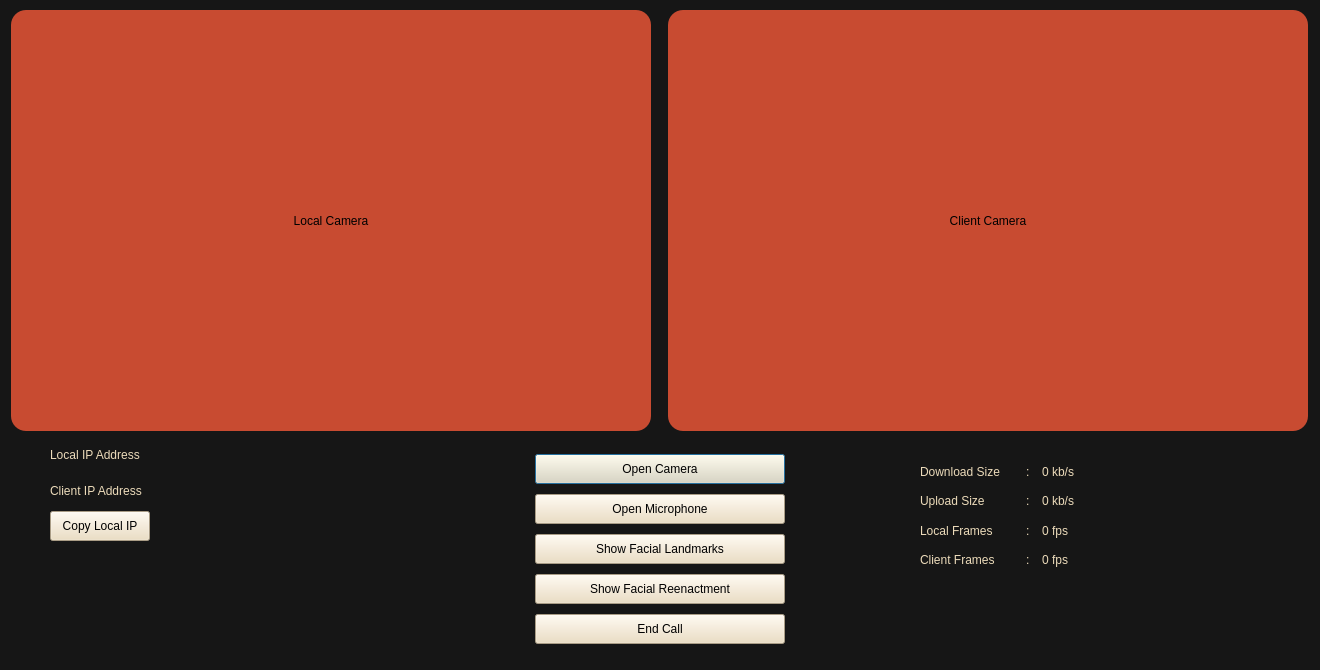
Old version of the form user_interfaces/conference.ui in the repository hfzdnnzl/Final-Year-Project.
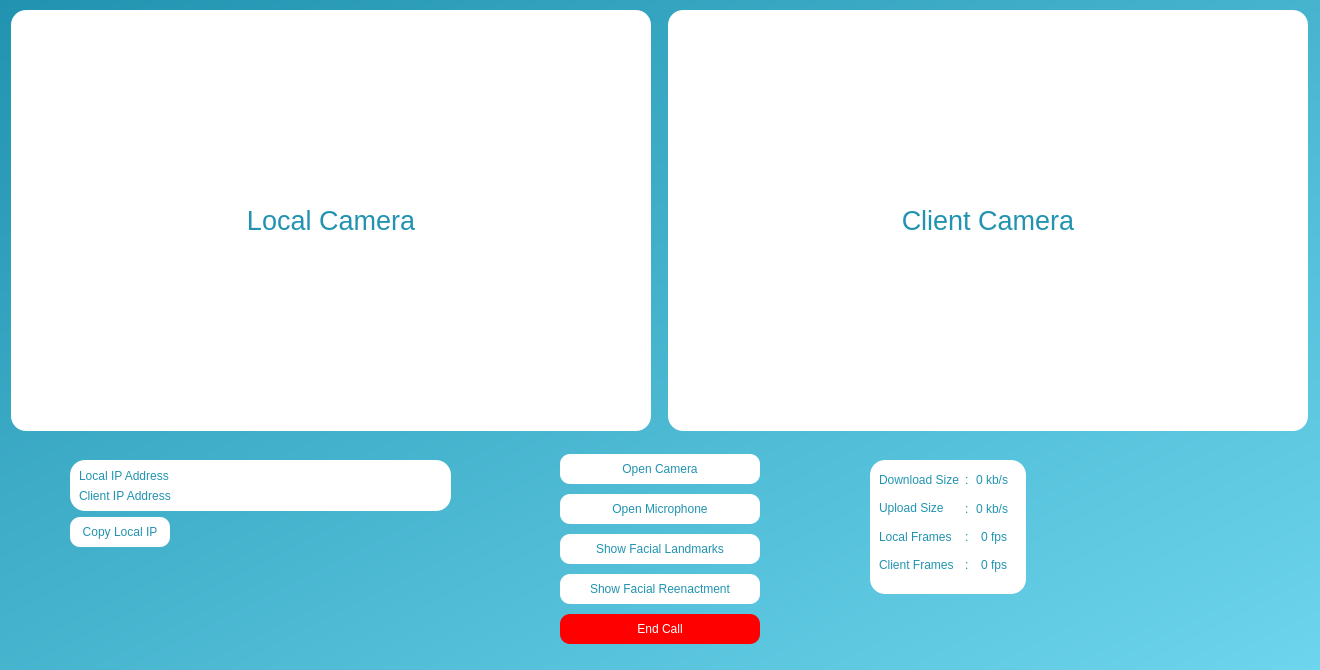
New version of the form.

What changed in the file:
```diff
--- a/user_interfaces/conference.ui
+++ b/user_interfaces/conference.ui
@@ -14,7 +14,26 @@
    <string>GoGo Meat!</string>
   </property>
   <property name="styleSheet">
-   <string notr="true">background-color: rgb(22, 22, 22);</string>
+   <string notr="true">QDialog {
+background-color: QLinearGradient(x1:0, y1:0, x2:1, y2:1, stop: 0 #2193b0, stop: 1 #6dd5ed);
+}
+QPushButton{
+background-color: white;
+color:#2193b0;
+border-radius: 10px;
+/*transition-duration: 0.25s;*/
+}
+QPushButton:hover{
+background-color: #2193b0;
+color: white;
+border: 1px solid white;
+}
+QPushButton:disabled{
+color: grey;
+}
+QLabel{
+color:#2193b0;
+}</string>
   </property>
   <widget class="QWidget" name="centralwidget" native="true">
    <property name="geometry">
@@ -55,8 +74,14 @@
          <height>16777215</height>
         </size>
        </property>
+       <property name="font">
+        <font>
+         <pointsize>20</pointsize>
+        </font>
+       </property>
        <property name="styleSheet">
-        <string notr="true">background-color:rgb(200, 75, 49);
+        <string notr="true">background-color:white;
+color:#2193b0;
 border-radius:15px;</string>
        </property>
        <property name="text">
@@ -81,10 +106,15 @@
          <height>16777215</height>
         </size>
        </property>
+       <property name="font">
+        <font>
+         <pointsize>20</pointsize>
+        </font>
+       </property>
        <property name="styleSheet">
-        <string notr="true">background-color:rgb(200, 75, 49);
-border-radius:15px;
-</string>
+        <string notr="true">background-color:white;
+color:#2193b0;
+border-radius:15px;</string>
        </property>
        <property name="text">
         <string>Client Camera</string>
@@ -116,7 +146,7 @@
       <widget class="QPushButton" name="cameraButton">
        <property name="minimumSize">
         <size>
-         <width>250</width>
+         <width>200</width>
          <height>30</height>
         </size>
        </property>
@@ -127,7 +157,7 @@
         </size>
        </property>
        <property name="styleSheet">
-        <string notr="true">background-color: rgb(236, 219, 186);</string>
+        <string notr="true"/>
        </property>
        <property name="text">
         <string>Open Camera</string>
@@ -138,7 +168,7 @@
       <widget class="QPushButton" name="voiceButton">
        <property name="minimumSize">
         <size>
-         <width>250</width>
+         <width>200</width>
          <height>30</height>
         </size>
        </property>
@@ -149,7 +179,7 @@
         </size>
        </property>
        <property name="styleSheet">
-        <string notr="true">background-color: rgb(236, 219, 186);</string>
+        <string notr="true"/>
        </property>
        <property name="text">
         <string>Open Microphone</string>
@@ -163,7 +193,7 @@
        </property>
        <property name="minimumSize">
         <size>
-         <width>250</width>
+         <width>200</width>
          <height>30</height>
         </size>
        </property>
@@ -174,7 +204,7 @@
         </size>
        </property>
        <property name="styleSheet">
-        <string notr="true">background-color: rgb(236, 219, 186);</string>
+        <string notr="true"/>
        </property>
        <property name="text">
         <string>Show Facial Landmarks</string>
@@ -188,7 +218,7 @@
        </property>
        <property name="minimumSize">
         <size>
-         <width>250</width>
+         <width>200</width>
          <height>30</height>
         </size>
        </property>
@@ -199,7 +229,7 @@
         </size>
        </property>
        <property name="styleSheet">
-        <string notr="true">background-color: rgb(236, 219, 186);</string>
+        <string notr="true"/>
        </property>
        <property name="text">
         <string>Show Facial Reenactment</string>
@@ -210,7 +240,7 @@
       <widget class="QPushButton" name="mainPageButton">
        <property name="minimumSize">
         <size>
-         <width>250</width>
+         <width>200</width>
          <height>30</height>
         </size>
        </property>
@@ -221,7 +251,13 @@
         </size>
        </property>
        <property name="styleSheet">
-        <string notr="true">background-color: rgb(236, 219, 186);</string>
+        <string notr="true">QPushButton{
+background-color:red;
+color:white;
+}
+QPushButton:hover{
+background-color:rgba(255,0,0,0.5);
+}</string>
        </property>
        <property name="text">
         <string>End Call</string>
@@ -233,18 +269,40 @@
    <widget class="QWidget" name="verticalLayoutWidget_2">
     <property name="geometry">
      <rect>
-      <x>0</x>
+      <x>20</x>
       <y>440</y>
-      <width>451</width>
-      <height>101</height>
+      <width>431</width>
+      <height>107</height>
      </rect>
     </property>
     <layout class="QVBoxLayout" name="verticalLayout_2">
      <property name="leftMargin">
       <number>50</number>
      </property>
-     <item alignment="Qt::AlignVCenter">
+     <property name="topMargin">
+      <number>20</number>
+     </property>
+     <item>
+      <widget class="QFrame" name="frame_2">
+       <property name="styleSheet">
+        <string notr="true">background-color:white;
+border-radius:15px;</string>
+       </property>
+       <property name="frameShape">
+        <enum>QFrame::StyledPanel</enum>
+       </property>
+       <property name="frameShadow">
+        <enum>QFrame::Raised</enum>
+       </property>
+       <layout class="QVBoxLayout" name="verticalLayout_3">
+        <item>
       <widget class="QLabel" name="local_ip_address_label">
+          <property name="minimumSize">
+           <size>
+            <width>250</width>
+            <height>0</height>
+           </size>
+          </property>
        <property name="maximumSize">
         <size>
          <width>16777215</width>
@@ -252,7 +310,7 @@
         </size>
        </property>
        <property name="styleSheet">
-        <string notr="true">color: rgb(236, 219, 186);</string>
+           <string notr="true"/>
        </property>
        <property name="text">
         <string>Local IP Address</string>
@@ -261,6 +319,12 @@
      </item>
      <item>
       <widget class="QLabel" name="client_ip_address_label">
+          <property name="minimumSize">
+           <size>
+            <width>250</width>
+            <height>0</height>
+           </size>
+          </property>
        <property name="maximumSize">
         <size>
          <width>16777215</width>
@@ -268,13 +332,16 @@
         </size>
        </property>
        <property name="styleSheet">
-        <string notr="true">color: rgb(236, 219, 186);</string>
+           <string notr="true"/>
        </property>
        <property name="text">
         <string>Client IP Address</string>
        </property>
       </widget>
      </item>
+       </layout>
+      </widget>
+     </item>
      <item alignment="Qt::AlignVCenter">
       <widget class="QPushButton" name="copyIPButton">
        <property name="minimumSize">
@@ -290,7 +357,7 @@
         </size>
        </property>
        <property name="styleSheet">
-        <string notr="true">background-color: rgb(236, 219, 186);</string>
+        <string notr="true"/>
        </property>
        <property name="text">
         <string>Copy Local IP</string>
@@ -304,32 +371,57 @@
      <rect>
       <x>870</x>
       <y>440</y>
-      <width>451</width>
-      <height>231</height>
+      <width>156</width>
+      <height>154</height>
      </rect>
     </property>
-    <layout class="QVBoxLayout" name="verticalLayout_3">
+    <layout class="QHBoxLayout" name="horizontalLayout_6">
      <property name="leftMargin">
-      <number>50</number>
+      <number>0</number>
      </property>
      <property name="topMargin">
       <number>20</number>
      </property>
      <property name="bottomMargin">
-      <number>100</number>
+      <number>0</number>
+     </property>
+     <item>
+      <widget class="QFrame" name="frame">
+       <property name="styleSheet">
+        <string notr="true">background-color:white;
+border-radius:15px;</string>
+       </property>
+       <property name="frameShape">
+        <enum>QFrame::StyledPanel</enum>
+       </property>
+       <property name="frameShadow">
+        <enum>QFrame::Raised</enum>
+       </property>
+       <layout class="QVBoxLayout" name="verticalLayout_4">
+        <property name="rightMargin">
+         <number>18</number>
+        </property>
+        <property name="bottomMargin">
+         <number>18</number>
      </property>
      <item>
       <layout class="QHBoxLayout" name="horizontalLayout_2">
        <item>
         <widget class="QLabel" name="dl_Title">
+            <property name="minimumSize">
+             <size>
+              <width>80</width>
+              <height>20</height>
+             </size>
+            </property>
          <property name="maximumSize">
           <size>
            <width>100</width>
-           <height>16777215</height>
+              <height>20</height>
           </size>
          </property>
          <property name="styleSheet">
-          <string notr="true">color: rgb(236, 219, 186);</string>
+             <string notr="true"/>
          </property>
          <property name="text">
           <string>Download Size</string>
@@ -345,7 +437,7 @@
           </size>
          </property>
          <property name="styleSheet">
-          <string notr="true">color: rgb(236, 219, 186);</string>
+             <string notr="true"/>
          </property>
          <property name="text">
           <string>:</string>
@@ -355,7 +447,7 @@
        <item>
         <widget class="QLabel" name="downloadSizeLabel">
          <property name="styleSheet">
-          <string notr="true">color: rgb(236, 219, 186);</string>
+             <string notr="true"/>
          </property>
          <property name="text">
           <string>0 kb/s</string>
@@ -368,14 +460,20 @@
       <layout class="QHBoxLayout" name="horizontalLayout_3">
        <item>
         <widget class="QLabel" name="ul_Title">
+            <property name="minimumSize">
+             <size>
+              <width>80</width>
+              <height>20</height>
+             </size>
+            </property>
          <property name="maximumSize">
           <size>
            <width>100</width>
-           <height>16777215</height>
+              <height>20</height>
           </size>
          </property>
          <property name="styleSheet">
-          <string notr="true">color: rgb(236, 219, 186);</string>
+             <string notr="true"/>
          </property>
          <property name="text">
           <string>Upload Size</string>
@@ -391,7 +489,7 @@
           </size>
          </property>
          <property name="styleSheet">
-          <string notr="true">color: rgb(236, 219, 186);</string>
+             <string notr="true"/>
          </property>
          <property name="text">
           <string>:</string>
@@ -401,7 +499,7 @@
        <item>
         <widget class="QLabel" name="uploadSizeLabel">
          <property name="styleSheet">
-          <string notr="true">color: rgb(236, 219, 186);</string>
+             <string notr="true"/>
          </property>
          <property name="text">
           <string>0 kb/s</string>
@@ -414,14 +512,20 @@
       <layout class="QHBoxLayout" name="horizontalLayout_4">
        <item>
         <widget class="QLabel" name="lf_Title">
+            <property name="minimumSize">
+             <size>
+              <width>80</width>
+              <height>20</height>
+             </size>
+            </property>
          <property name="maximumSize">
           <size>
            <width>100</width>
-           <height>16777215</height>
+              <height>20</height>
           </size>
          </property>
          <property name="styleSheet">
-          <string notr="true">color: rgb(236, 219, 186);</string>
+             <string notr="true"/>
          </property>
          <property name="text">
           <string>Local Frames</string>
@@ -437,7 +541,7 @@
           </size>
          </property>
          <property name="styleSheet">
-          <string notr="true">color: rgb(236, 219, 186);</string>
+             <string notr="true"/>
          </property>
          <property name="text">
           <string>:</string>
@@ -447,7 +551,7 @@
        <item>
         <widget class="QLabel" name="localFrameLabel">
          <property name="styleSheet">
-          <string notr="true">color: rgb(236, 219, 186);</string>
+             <string notr="true"/>
          </property>
          <property name="text">
           <string>0 fps</string>
@@ -460,14 +564,20 @@
       <layout class="QHBoxLayout" name="horizontalLayout_5">
        <item>
         <widget class="QLabel" name="cf_Title">
+            <property name="minimumSize">
+             <size>
+              <width>80</width>
+              <height>20</height>
+             </size>
+            </property>
          <property name="maximumSize">
           <size>
            <width>100</width>
-           <height>16777215</height>
+              <height>20</height>
           </size>
          </property>
          <property name="styleSheet">
-          <string notr="true">color: rgb(236, 219, 186);</string>
+             <string notr="true"/>
          </property>
          <property name="text">
           <string>Client Frames</string>
@@ -479,11 +589,11 @@
          <property name="maximumSize">
           <size>
            <width>10</width>
-           <height>16777215</height>
+              <height>30</height>
           </size>
          </property>
          <property name="styleSheet">
-          <string notr="true">color: rgb(236, 219, 186);</string>
+             <string notr="true"/>
          </property>
          <property name="text">
           <string>:</string>
@@ -492,8 +602,14 @@
        </item>
        <item>
         <widget class="QLabel" name="clientFrameLabel">
+            <property name="maximumSize">
+             <size>
+              <width>16777215</width>
+              <height>30</height>
+             </size>
+            </property>
          <property name="styleSheet">
-          <string notr="true">color: rgb(236, 219, 186);</string>
+             <string notr="true"/>
          </property>
          <property name="text">
           <string>0 fps</string>
@@ -501,6 +617,9 @@
         </widget>
        </item>
       </layout>
+        </item>
+       </layout>
+      </widget>
      </item>
     </layout>
    </widget>
```
Lines whose indentation alone changed are shown as unchanged.
